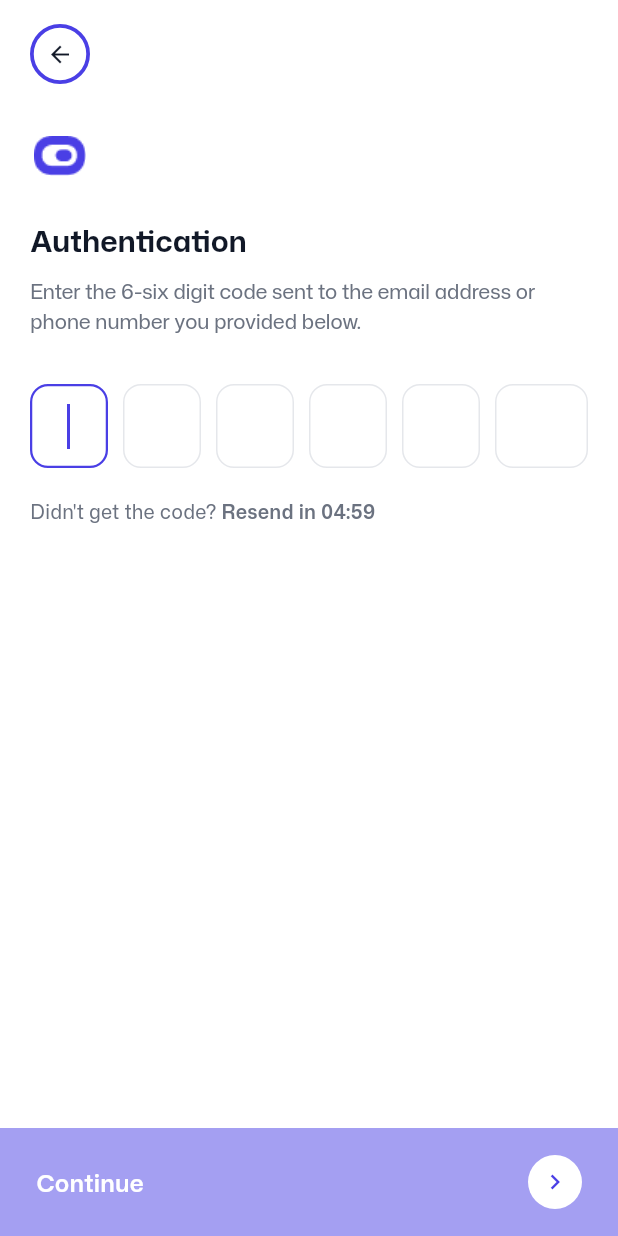
After one commit to spiderocious/ohlify-app, a Flutter app: the VerifyOtpScreen screen opened by its route, on a phone screen of 412 x 824 dp. The commit adds this screen. Run offline on Flutter 3.47's test engine with Material 3 defaults, Android fonts, the phone set to English and light mode, and no system bars; our stand-ins replace dio, flutter_dotenv, flutter_secure_storage, flutter_svg, go_router; accounts and stored records are empty; project files that could hold a hidden picture were left out.

Commit message:
feat: Add Verify OTP screen and update routing for registration flow

```diff
--- a/lib/features/register/register_routes.dart
+++ b/lib/features/register/register_routes.dart
@@ -2,6 +2,7 @@ import 'package:go_router/go_router.dart';
 
 import 'package:ohlify/features/register/screen/create_password_screen.dart';
 import 'package:ohlify/features/register/screen/register_screen.dart';
+import 'package:ohlify/features/register/screen/verify_otp_screen.dart';
 import 'package:ohlify/shared/constants/app_routes.dart';
 
 final registerRoutes = [
@@ -13,4 +14,8 @@ final registerRoutes = [
     path: AppRoutes.createPassword,
     builder: (context, state) => const CreatePasswordScreen(),
   ),
+  GoRoute(
+    path: AppRoutes.verifyOtp,
+    builder: (context, state) => const VerifyOtpScreen(),
+  ),
 ];
--- a/lib/features/register/screen/create_password_screen.dart
+++ b/lib/features/register/screen/create_password_screen.dart
@@ -1,5 +1,7 @@
 import 'package:flutter/material.dart';
 import 'package:go_router/go_router.dart';
+
+import 'package:ohlify/shared/constants/app_routes.dart';
 
 import 'package:ohlify/ui/icons/app_icons.dart';
 import 'package:ohlify/ui/theme/app_colors.dart';
@@ -129,9 +131,7 @@ class _CreatePasswordScreenState extends State<CreatePasswordScreen> {
 
           ScreenContinueBar(
             onPressed: _isValid
-                ? () {
-                    // TODO: navigate to next step
-                  }
+                ? () => context.push(AppRoutes.verifyOtp)
                 : null,
           ),
         ],
--- /dev/null
+++ b/lib/features/register/screen/verify_otp_screen.dart
@@ -0,0 +1,164 @@
+import 'dart:async';
+
+import 'package:flutter/material.dart';
+import 'package:go_router/go_router.dart';
+
+import 'package:ohlify/ui/icons/app_icons.dart';
+import 'package:ohlify/ui/theme/app_colors.dart';
+import 'package:ohlify/ui/widgets/app_icon_button.dart';
+import 'package:ohlify/ui/widgets/app_otp_input.dart';
+import 'package:ohlify/ui/widgets/app_text.dart';
+import 'package:ohlify/ui/widgets/screen_continue_bar.dart';
+
+class VerifyOtpScreen extends StatefulWidget {
+  const VerifyOtpScreen({super.key});
+
+  @override
+  State<VerifyOtpScreen> createState() => _VerifyOtpScreenState();
+}
+
+class _VerifyOtpScreenState extends State<VerifyOtpScreen> {
+  String _otp = '';
+
+  // Resend countdown — 300 seconds
+  static const _resendSeconds = 300;
+  late int _secondsLeft;
+  Timer? _timer;
+
+  @override
+  void initState() {
+    super.initState();
+    _startCountdown();
+  }
+
+  void _startCountdown() {
+    _secondsLeft = _resendSeconds;
+    _timer?.cancel();
+    _timer = Timer.periodic(const Duration(seconds: 1), (t) {
+      if (_secondsLeft == 0) {
+        t.cancel();
+      } else {
+        setState(() => _secondsLeft--);
+      }
+    });
+  }
+
+  @override
+  void dispose() {
+    _timer?.cancel();
+    super.dispose();
+  }
+
+  String get _countdownLabel {
+    final mins = (_secondsLeft ~/ 60).toString().padLeft(2, '0');
+    final secs = (_secondsLeft % 60).toString().padLeft(2, '0');
+    return '$mins:$secs';
+  }
+
+  @override
+  Widget build(BuildContext context) {
+    final canResend = _secondsLeft == 0;
+
+    return Scaffold(
+      backgroundColor: AppColors.background,
+      body: Column(
+        children: [
+          Expanded(
+            child: SafeArea(
+              bottom: false,
+              child: SingleChildScrollView(
+                padding: const EdgeInsets.fromLTRB(20, 16, 20, 24),
+                child: Column(
+                  crossAxisAlignment: CrossAxisAlignment.start,
+                  children: [
+                    AppIconButton(
+                      icon: const Icon(
+                        AppIcons.back,
+                        color: AppColors.textPrimary,
+                        size: 18,
+                      ),
+                      variant: AppIconButtonVariant.outline,
+                      size: 40,
+                      onPressed: () => context.pop(),
+                    ),
+                    const SizedBox(height: 28),
+
+                    Image.asset(
+                      'assets/logos/logo-primary.png',
+                      width: 40,
+                      height: 40,
+                    ),
+                    const SizedBox(height: 20),
+
+                    const AppText(
+                      'Authentication',
+                      variant: AppTextVariant.bodyTitle,
+                      align: TextAlign.start,
+                      color: AppColors.textPrimary,
+                      weight: FontWeight.w700,
+                    ),
+                    const SizedBox(height: 8),
+
+                    const AppText(
+                      'Enter the 6-six digit code sent to the email address or phone number you provided below.',
+                      variant: AppTextVariant.body,
+                      align: TextAlign.start,
+                      color: AppColors.textMuted,
+                    ),
+                    const SizedBox(height: 32),
+
+                    AppOtpInput(
+                      length: 6,
+                      autoFocus: true,
+                      onChanged: (v) => setState(() => _otp = v),
+                      onComplete: (v) => setState(() => _otp = v),
+                    ),
+                    const SizedBox(height: 20),
+
+                    // Resend row
+                    Row(
+                      children: [
+                        const Text(
+                          "Didn't get the code? ",
+                          style: TextStyle(
+                            fontFamily: 'MonaSans',
+                            fontSize: 13,
+                            color: AppColors.textMuted,
+                          ),
+                        ),
+                        GestureDetector(
+                          onTap: canResend ? _startCountdown : null,
+                          child: Text(
+                            canResend
+                                ? 'Resend code'
+                                : 'Resend in $_countdownLabel',
+                            style: TextStyle(
+                              fontFamily: 'MonaSans',
+                              fontSize: 13,
+                              fontWeight: FontWeight.w600,
+                              color: canResend
+                                  ? AppColors.primary
+                                  : AppColors.textMuted,
+                            ),
+                          ),
+                        ),
+                      ],
+                    ),
+                  ],
+                ),
+              ),
+            ),
+          ),
+
+          ScreenContinueBar(
+            onPressed: _otp.length == 6
+                ? () {
+                    // TODO: verify OTP and navigate to next step
+                  }
+                : null,
+          ),
+        ],
+      ),
+    );
+  }
+}
--- a/lib/shared/constants/app_routes.dart
+++ b/lib/shared/constants/app_routes.dart
@@ -3,5 +3,6 @@ abstract final class AppRoutes {
   static const onboarding = '/onboarding';
   static const register = '/register';
   static const createPassword = '/register/create-password';
+  static const verifyOtp = '/register/verify-otp';
   static const componentPreview = '/component-preview';
 }
```
Also changed, not shown: 1 other file.
